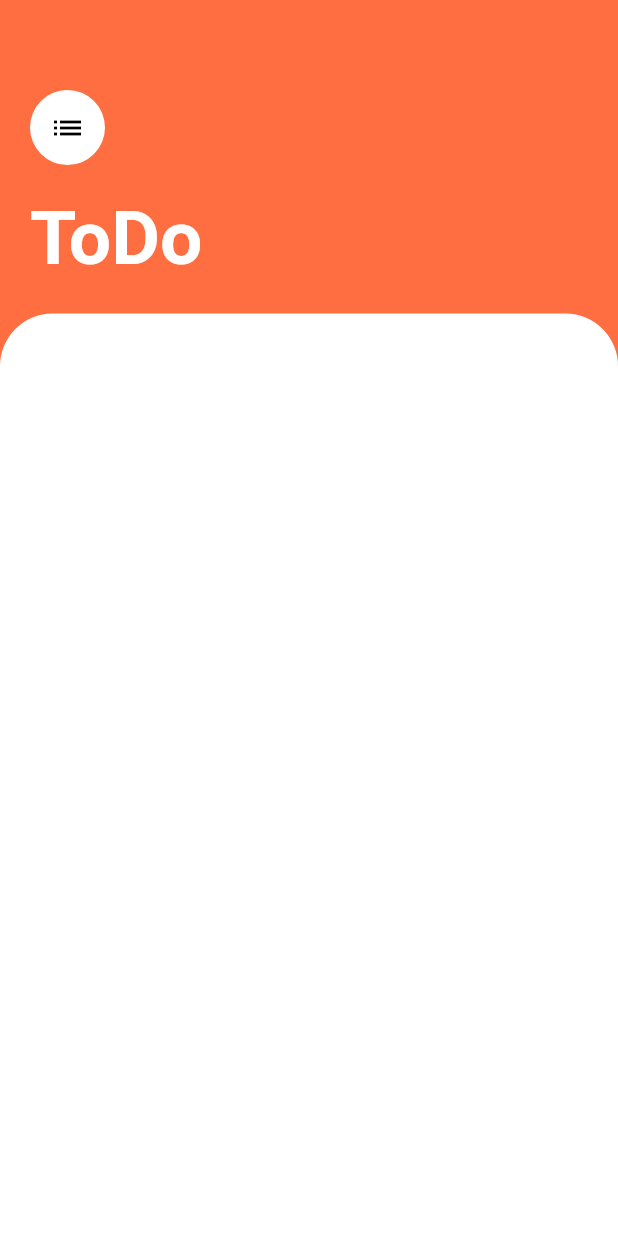
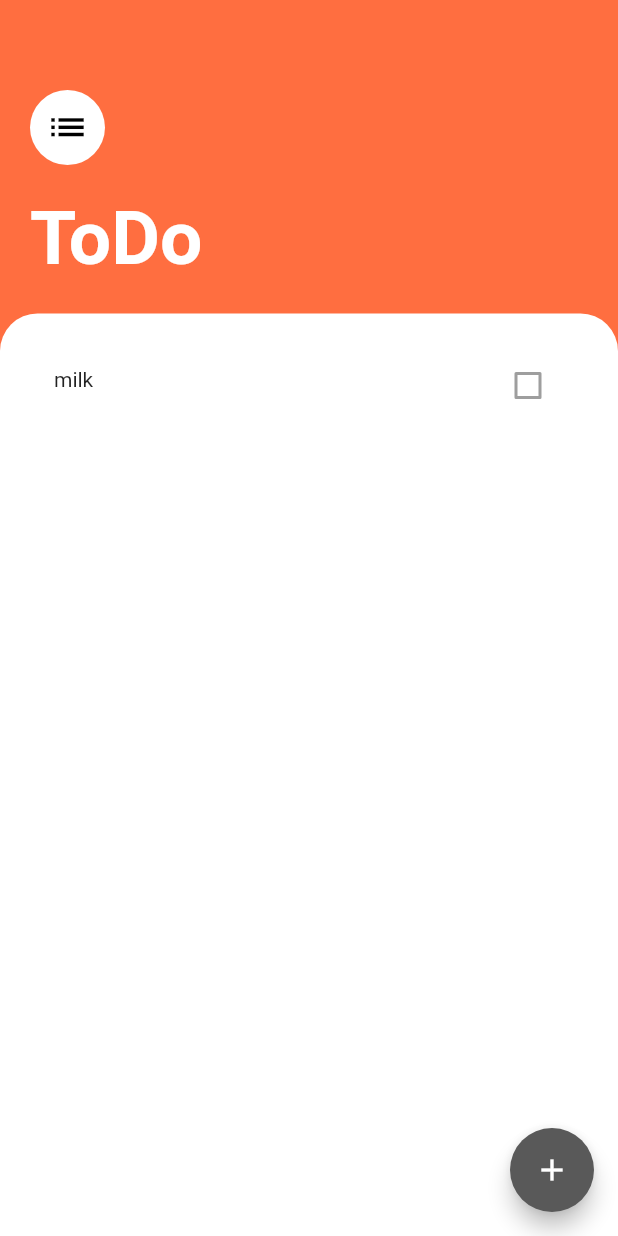
Before and after one commit to Prakash5bisht/ToDo-App-Flutter, a Flutter app: the screen it shows after launch, on a phone screen of 412 x 824 dp. Run offline on Flutter 3.47's test engine with Material 2 defaults, Android fonts, the phone set to English and light mode, and no system bars.

Commit message:
added ModalBottomSheet to add todo tasks

```diff
--- a/lib/screens/task_screen.dart
+++ b/lib/screens/task_screen.dart
@@ -1,12 +1,33 @@
 import 'package:flutter/cupertino.dart';
 import 'package:flutter/material.dart';
+import 'package:to_do/widgets/task_list.dart';
+import 'package:to_do/screens/task_dialog.dart';
 
 
 class TasksScreen extends StatelessWidget {
+
+
   @override
   Widget build(BuildContext context) {
     return Scaffold(
       backgroundColor: Colors.deepOrangeAccent,
+      floatingActionButton: FloatingActionButton(
+        backgroundColor: Color(0xff595959),
+        child: Icon(
+          Icons.add,
+          color: Colors.white,
+        ),
+        onPressed: (){
+          showModalBottomSheet(context: context,
+              isScrollControlled: true,
+              builder: (BuildContext context) => SingleChildScrollView(
+                child: Container(
+                  padding: EdgeInsets.only(bottom: MediaQuery.of(context).viewInsets.bottom),
+                  child: TaskDialog(),
+                ),
+              ));
+        },
+      ),
       body: SafeArea(
         child: Column(
           crossAxisAlignment: CrossAxisAlignment.start,
@@ -19,7 +40,7 @@ class TasksScreen extends StatelessWidget {
                   CircleAvatar(
                     radius: 25.0,
                     backgroundColor: Colors.white,
-                    child: Icon(Icons.list,color: Colors.black,),
+                    child: Icon(Icons.list,color: Colors.black, size: 29.0,),
                   ),
                   SizedBox(height: 20.0,),
                   Text('ToDo',style: TextStyle(color: Colors.white,fontSize: 50.0,fontWeight: FontWeight.w700),),
@@ -28,10 +49,12 @@ class TasksScreen extends StatelessWidget {
             ),
             Expanded(
               child: Container(
+                padding: EdgeInsets.symmetric(horizontal: 20.0, vertical: 20.0),
                 decoration: BoxDecoration(
                     color: Colors.white,
-                    borderRadius: BorderRadius.only(topLeft: Radius.circular(35.0),topRight: Radius.circular(35.0))
+                    borderRadius: BorderRadius.only(topLeft: Radius.circular(25.0),topRight: Radius.circular(25.0))
                 ),
+                child: TaskList(),
               ),
             ),
           ],
--- /dev/null
+++ b/lib/widgets/task_list.dart
@@ -0,0 +1,14 @@
+import 'package:flutter/material.dart';
+import 'package:to_do/widgets/task_tile.dart';
+
+class TaskList extends StatelessWidget {
+
+  @override
+  Widget build(BuildContext context) {
+    return ListView(
+      children: <Widget>[
+        TaskTile()
+      ],
+    );
+  }
+}
--- /dev/null
+++ b/lib/widgets/task_tile.dart
@@ -0,0 +1,12 @@
+import 'package:flutter/material.dart';
+
+class TaskTile extends StatelessWidget {
+
+  @override
+  Widget build(BuildContext context) {
+    return ListTile(
+      leading: Text('milk'),
+      trailing: Checkbox(value: false,),
+    );
+  }
+}
```
Also changed, not shown: lib/screens/task_dialog.dart (added, +57 -0 lines), 1 other file.
